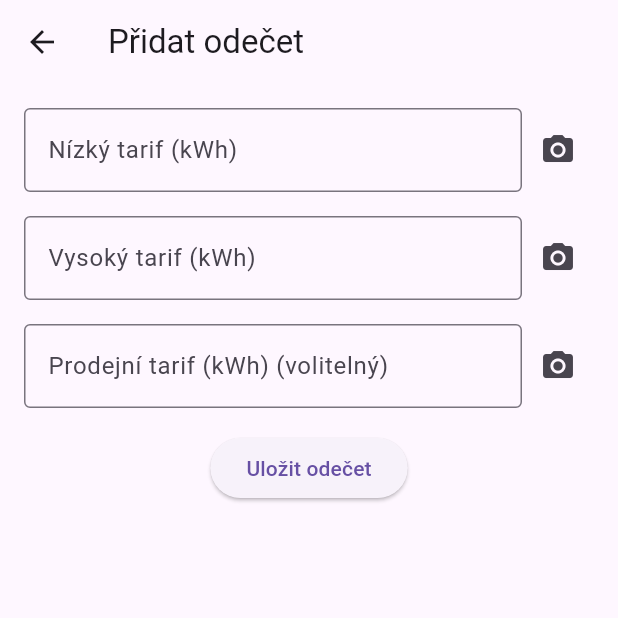
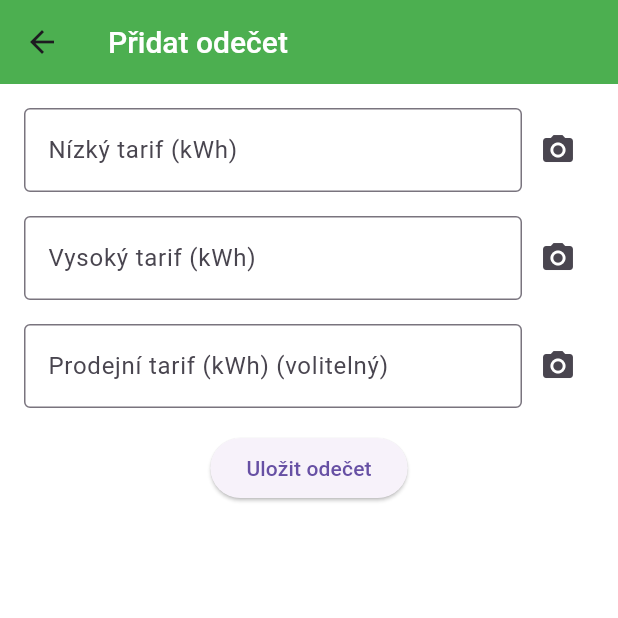
Before and after one commit to JakubStepanek/pma-js-electricity-consumption, a Flutter app: the screen it shows after launch, after a tap on "Přidat odečet", on a phone screen of 412 x 824 dp, the top half of it. Run offline on Flutter 3.47's test engine with Material 3 defaults, Android fonts, the phone set to English and light mode, and no system bars; our stand-ins replace drift, fl_chart, image_picker, rxdart; missing offline and left inert: flutter_tesseract_ocr; accounts and stored records are empty; generated files the repository leaves out were written again.

Commit message:
gradient background

```diff
--- a/electricity_consumption_tracker/lib/main.dart
+++ b/electricity_consumption_tracker/lib/main.dart
@@ -23,8 +23,32 @@ class ElectricityConsumptionApp extends StatelessWidget {
       debugShowCheckedModeBanner: false,
       title: 'Electricity Consumption',
       theme: ThemeData(
-        primarySwatch: Colors.blue,
+        brightness: Brightness.light,
+        primarySwatch: Colors.green,
+        scaffoldBackgroundColor: Colors.white,
+        appBarTheme: AppBarTheme(
+          backgroundColor: Colors.green,
+          titleTextStyle: TextStyle(
+            color: Colors.white,
+            fontSize: 20,
+            fontWeight: FontWeight.w500,
+          ),
+        ),
       ),
+      darkTheme: ThemeData(
+        brightness: Brightness.dark,
+        primarySwatch: Colors.green,
+        scaffoldBackgroundColor: Colors.black,
+        appBarTheme: AppBarTheme(
+          backgroundColor: Colors.green[900],
+          titleTextStyle: TextStyle(
+            color: Colors.white,
+            fontSize: 20,
+            fontWeight: FontWeight.w500,
+          ),
+        ),
+      ),
+      themeMode: ThemeMode.system,
       initialRoute: '/',
       onGenerateRoute: RouteGenerator.generateRoute,
     );
--- a/electricity_consumption_tracker/lib/screen/home_screen.dart
+++ b/electricity_consumption_tracker/lib/screen/home_screen.dart
@@ -5,6 +5,7 @@ import 'package:electricity_consumption_tracker/database/database.dart';
 import 'package:electricity_consumption_tracker/widget/yearly_consumption_chart.dart';
 import 'package:electricity_consumption_tracker/navigation/app_navigation.dart';
 import '../controller/home_controller.dart';
+import '../widget/gradient_background.dart'; // Import nového widgetu
 
 class HomeScreen extends StatefulWidget {
   @override
@@ -14,14 +15,14 @@ class HomeScreen extends StatefulWidget {
 class _HomeScreenState extends State<HomeScreen> {
   late HomeController _controller;
 
-  // Mapping of user-friendly option names to database column identifiers
+  // Mapping uživatelsky přívětivých názvů na databázové sloupce
   final Map<String, String> optionToColumnMap = {
     'Nízký tarif': 'consumptionTarifLow',
     'Vysoký tarif': 'consumptionTarifHigh',
     'Prodejní tarif': 'consumptionTarifOut',
   };
 
-  // List of options for the picker
+  // Seznam možností pro picker
   late final List<String> options;
   String _selectedOption = 'Nízký tarif';
 
@@ -60,14 +61,20 @@ class _HomeScreenState extends State<HomeScreen> {
   Widget build(BuildContext context) {
     final TextTheme textTheme = Theme.of(context).textTheme;
 
-    return Scaffold(
-      appBar: AppBar(title: const Text('Spotřeba elektřiny')),
+    return GradientBackground( // Obalení celého Scaffoldu
+      child: Scaffold(
+        backgroundColor: Colors.transparent, // Nastavení průhledného pozadí
+        appBar: AppBar(
+          title: const Text('Spotřeba elektřiny'),
+          backgroundColor: Colors.transparent,
+          elevation: 0,
+        ),
         body: SingleChildScrollView(
           padding: const EdgeInsets.all(16.0),
           child: Column(
             crossAxisAlignment: CrossAxisAlignment.start,
             children: [
-            // Graph
+              // Graf
               YearlyConsumptionChart(
                 dataStream: _controller.getMonthlySumOfColumnForYear(
                     optionToColumnMap[_selectedOption]!, DateTime.now().year),
@@ -157,6 +164,7 @@ class _HomeScreenState extends State<HomeScreen> {
           ),
         ),
         bottomNavigationBar: AppNavigation(),
+      ),
     );
   }
 }
--- /dev/null
+++ b/electricity_consumption_tracker/lib/widget/gradient_background.dart
@@ -0,0 +1,25 @@
+import 'package:flutter/material.dart';
+
+class GradientBackground extends StatelessWidget {
+  final Widget child;
+
+  const GradientBackground({Key? key, required this.child}) : super(key: key);
+
+  @override
+  Widget build(BuildContext context) {
+    return Container(
+      decoration: const BoxDecoration(
+        gradient: RadialGradient(
+          center: Alignment.topLeft, // Orange starts at top left
+          radius: 1.5, // Adjust to control the spread of the gradient
+          colors: [
+            Colors.orange, // Orange for the top left circle effect
+            Color(0xFF191970), // Midnight blue for the rest of the background
+          ],
+          stops: [0.2, 1.0], // 0.2 controls how much area is orange
+        ),
+      ),
+      child: child,
+    );
+  }
+}
```
Also changed, not shown: 1 other file. Lines whose indentation alone changed are shown as unchanged.
